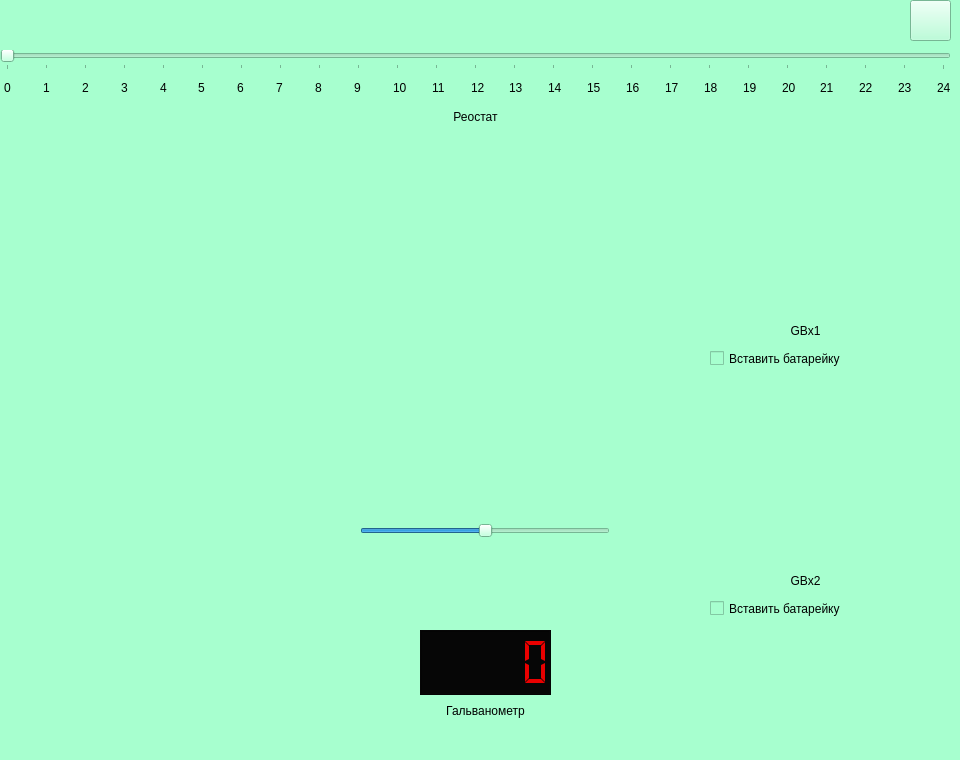
The window that forms_ui/laba2.ui (doktorfish0078/SimulationOfLaboratoryWork) describes before a commit, drawn with Qt 5.
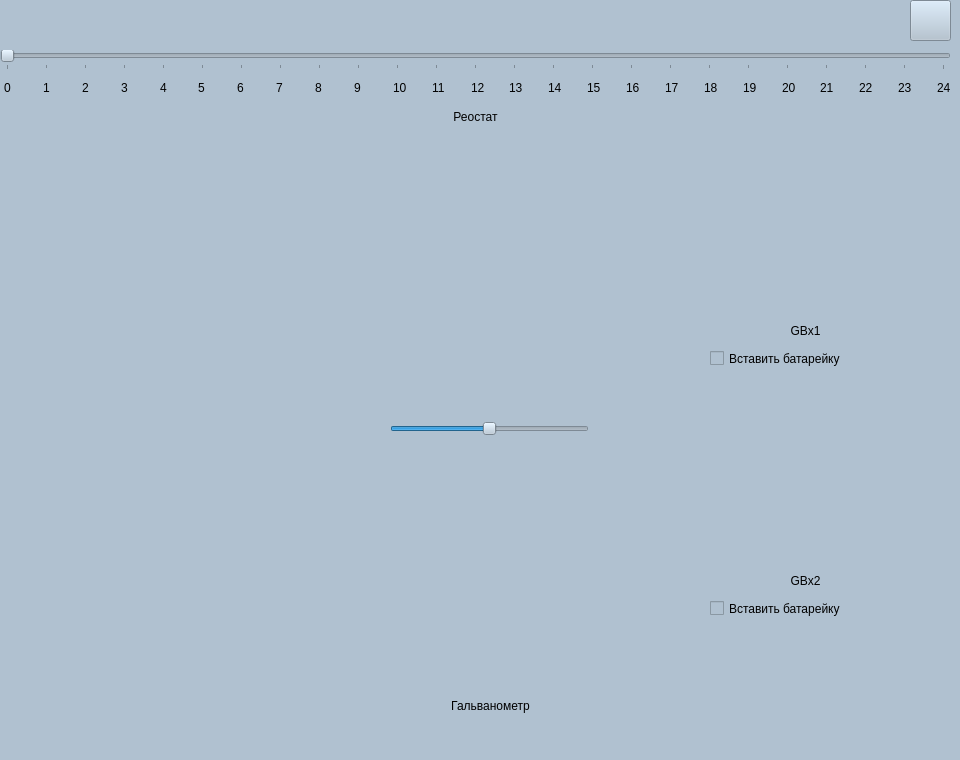
The same window after the commit. Icons and pictures are not drawn.

What changed in the file:
```diff
--- a/forms_ui/laba2.ui
+++ b/forms_ui/laba2.ui
@@ -26,7 +26,7 @@
    <string>MainWindow</string>
   </property>
   <property name="styleSheet">
-   <string notr="true">background-color: rgb(167, 255, 207);</string>
+   <string notr="true">background-color: rgb(176,193,208);</string>
   </property>
   <widget class="QWidget" name="centralwidget">
    <widget class="QWidget" name="verticalLayoutWidget">
@@ -273,70 +273,16 @@
    <widget class="QWidget" name="verticalLayoutWidget_3">
     <property name="geometry">
      <rect>
-      <x>420</x>
-      <y>630</y>
-      <width>131</width>
-      <height>91</height>
+      <x>352</x>
+      <y>460</y>
+      <width>289</width>
+      <height>229</height>
      </rect>
     </property>
     <layout class="QVBoxLayout" name="verticalLayout_3">
      <property name="sizeConstraint">
       <enum>QLayout::SetDefaultConstraint</enum>
      </property>
-     <item>
-      <widget class="QLCDNumber" name="galvanometer">
-       <property name="sizePolicy">
-        <sizepolicy hsizetype="Preferred" vsizetype="Preferred">
-         <horstretch>0</horstretch>
-         <verstretch>0</verstretch>
-        </sizepolicy>
-       </property>
-       <property name="styleSheet">
-        <string notr="true">color: rgb(233, 0, 0);
-background-color: rgb(6, 6, 6);</string>
-       </property>
-       <property name="frameShape">
-        <enum>QFrame::Box</enum>
-       </property>
-       <property name="frameShadow">
-        <enum>QFrame::Raised</enum>
-       </property>
-       <property name="mode">
-        <enum>QLCDNumber::Dec</enum>
-       </property>
-       <property name="segmentStyle">
-        <enum>QLCDNumber::Flat</enum>
-       </property>
-       <property name="value" stdset="0">
-        <double>0.000000000000000</double>
-       </property>
-       <property name="intValue" stdset="0">
-        <number>0</number>
-       </property>
-      </widget>
-     </item>
-     <item>
-      <widget class="QLabel" name="label_27">
-       <property name="enabled">
-        <bool>true</bool>
-       </property>
-       <property name="maximumSize">
-        <size>
-         <width>16777215</width>
-         <height>20</height>
-        </size>
-       </property>
-       <property name="styleSheet">
-        <string notr="true">font: 8pt &quot;Comic Sans MS&quot;;</string>
-       </property>
-       <property name="text">
-        <string>Гальванометр</string>
-       </property>
-       <property name="alignment">
-        <set>Qt::AlignCenter</set>
-       </property>
-      </widget>
-     </item>
     </layout>
    </widget>
    <widget class="QLabel" name="label_battery1">
@@ -507,9 +453,9 @@
    <widget class="QSlider" name="key_slider">
     <property name="geometry">
      <rect>
-      <x>360</x>
-      <y>520</y>
-      <width>250</width>
+      <x>390</x>
+      <y>418</y>
+      <width>199</width>
       <height>22</height>
      </rect>
     </property>
@@ -526,10 +472,10 @@
    <widget class="QLabel" name="label_key">
     <property name="geometry">
      <rect>
-      <x>360</x>
-      <y>340</y>
-      <width>250</width>
-      <height>175</height>
+      <x>390</x>
+      <y>296</y>
+      <width>199</width>
+      <height>119</height>
      </rect>
     </property>
     <property name="maximumSize">
@@ -583,6 +529,72 @@
      </size>
     </property>
    </widget>
+   <widget class="QLabel" name="label_27">
+    <property name="enabled">
+     <bool>true</bool>
+    </property>
+    <property name="geometry">
+     <rect>
+      <x>426</x>
+      <y>696</y>
+      <width>129</width>
+      <height>20</height>
+     </rect>
+    </property>
+    <property name="maximumSize">
+     <size>
+      <width>16777215</width>
+      <height>20</height>
+     </size>
+    </property>
+    <property name="styleSheet">
+     <string notr="true">font: 8pt &quot;Comic Sans MS&quot;;</string>
+    </property>
+    <property name="text">
+     <string>Гальванометр</string>
+    </property>
+    <property name="alignment">
+     <set>Qt::AlignCenter</set>
+    </property>
+   </widget>
+   <widget class="QLabel" name="label_Gc">
+    <property name="geometry">
+     <rect>
+      <x>12</x>
+      <y>156</y>
+      <width>141</width>
+      <height>245</height>
+     </rect>
+    </property>
+    <property name="text">
+     <string/>
+    </property>
+    <property name="pixmap">
+     <pixmap>../images/laba_2/Gc.png</pixmap>
+    </property>
+    <property name="scaledContents">
+     <bool>true</bool>
+    </property>
+   </widget>
+   <widget class="QLabel" name="label_G">
+    <property name="geometry">
+     <rect>
+      <x>26</x>
+      <y>414</y>
+      <width>111</width>
+      <height>287</height>
+     </rect>
+    </property>
+    <property name="text">
+     <string/>
+    </property>
+    <property name="pixmap">
+     <pixmap>../images/laba_2/G.png</pixmap>
+    </property>
+    <property name="scaledContents">
+     <bool>true</bool>
+    </property>
+   </widget>
   </widget>
   <widget class="QMenuBar" name="menubar">
    <property name="geometry">
```
